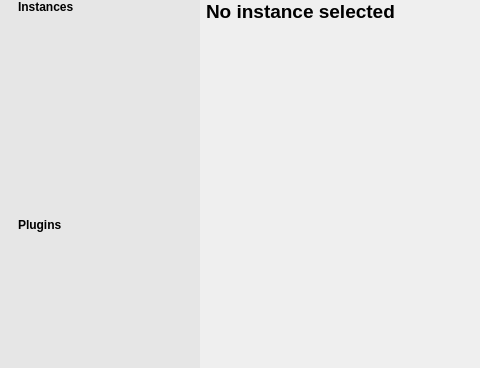
Qt form acv/mainwindow.ui (khoinguyen216/acv) before a commit; both pictures show x 0 to 480 and y 0 to 368 of the 800 by 600 pixel window.
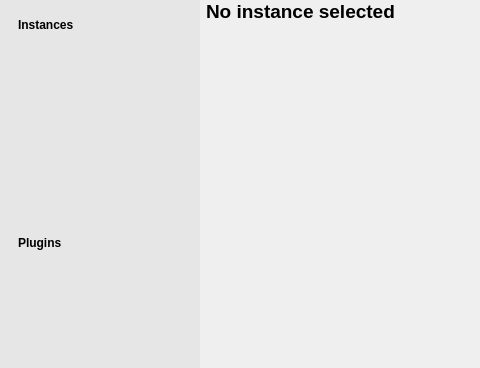
The same form after that commit.

The edit to the form file:
```diff
--- a/acv/mainwindow.ui
+++ b/acv/mainwindow.ui
@@ -97,6 +97,9 @@
            <property name="leftMargin">
             <number>18</number>
            </property>
+           <property name="topMargin">
+            <number>18</number>
+           </property>
            <item>
             <widget class="QLabel" name="label_3">
              <property name="font">
```
